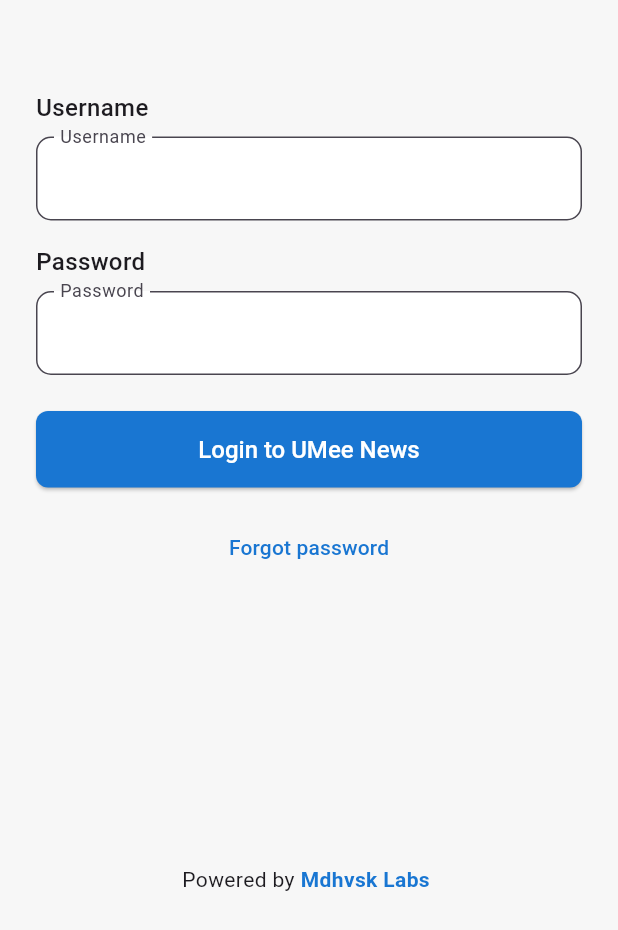
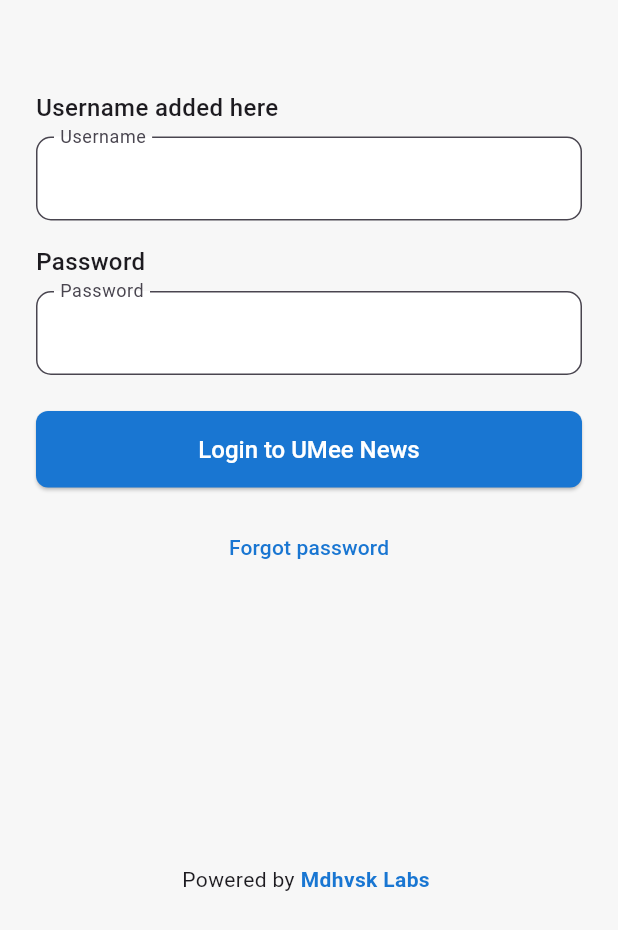
Before and after one commit to mdhvsk/amplify-test, a Flutter app: the screen it shows after launch, on a phone screen of 412 x 824 dp, the part 306-1236 px from its top. Run offline on Flutter 3.47's test engine with Material 3 defaults, Android fonts, the phone set to English and light mode, and no system bars; our stand-ins replace flutter_dotenv, image_picker, shared_preferences, supabase_flutter; missing offline and left inert: amplify_auth_cognito, amplify_authenticator, amplify_flutter; accounts and stored records are empty.

Commit message:
sign in username updated

```diff
--- a/lib/ui/screens/signin_screen.dart
+++ b/lib/ui/screens/signin_screen.dart
@@ -73,7 +73,7 @@ class _SigninScreenState extends State<SigninScreen> {
             ),
             const SizedBox(height: 60),
             const Text(
-              'Username',
+              'Username added here',
               style: TextStyle(fontSize: 16, fontWeight: FontWeight.w500),
             ),
             const SizedBox(height: 8),
```
